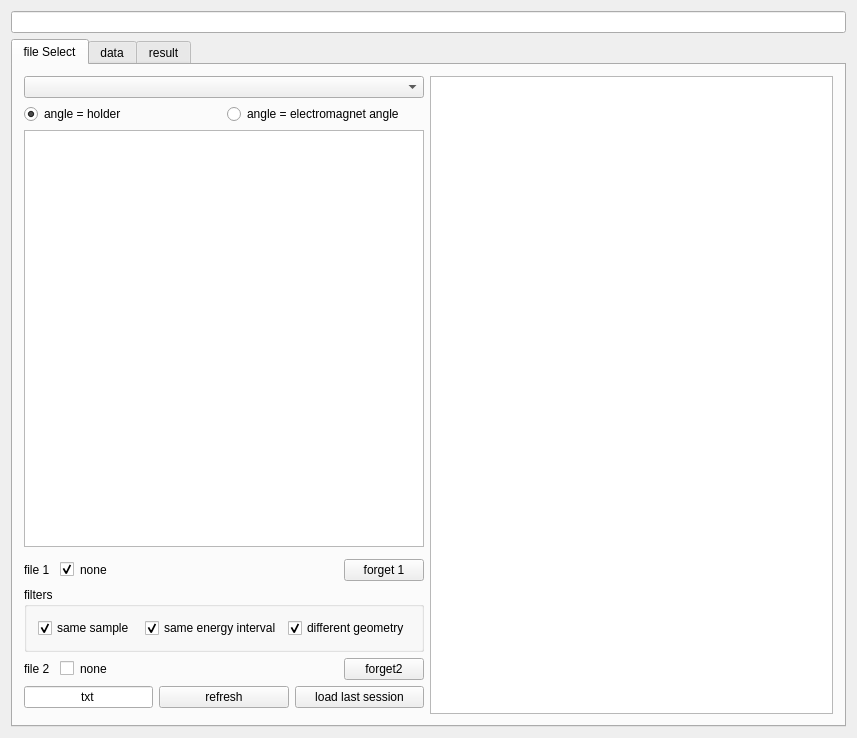
Old version of the form mainwindow.ui in the repository Rezenter/XMCDAnalyser.
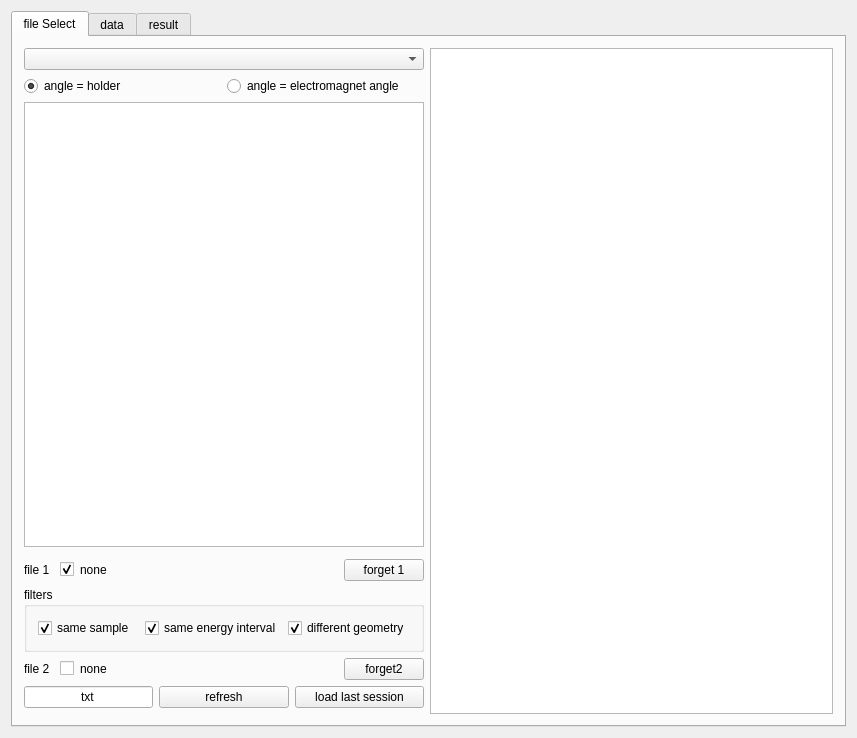
New version of the form.

Commit message: hotfix for report

What changed in the file:
```diff
--- a/mainwindow.ui
+++ b/mainwindow.ui
@@ -27,7 +27,7 @@
     </size>
    </property>
    <layout class="QGridLayout" name="gridLayout_2">
-    <item row="1" column="1">
+    <item row="0" column="1">
      <widget class="QTabWidget" name="tabWidget">
       <property name="sizePolicy">
        <sizepolicy hsizetype="Expanding" vsizetype="Expanding">
@@ -1914,9 +1914,6 @@
       </widget>
      </widget>
     </item>
-    <item row="0" column="1">
-     <widget class="QLineEdit" name="lineEdit"/>
-    </item>
    </layout>
   </widget>
  </widget>
```
Left out of the diff: 36 changed lines with no effect on the pictures. The commit also changes 1 other file.
